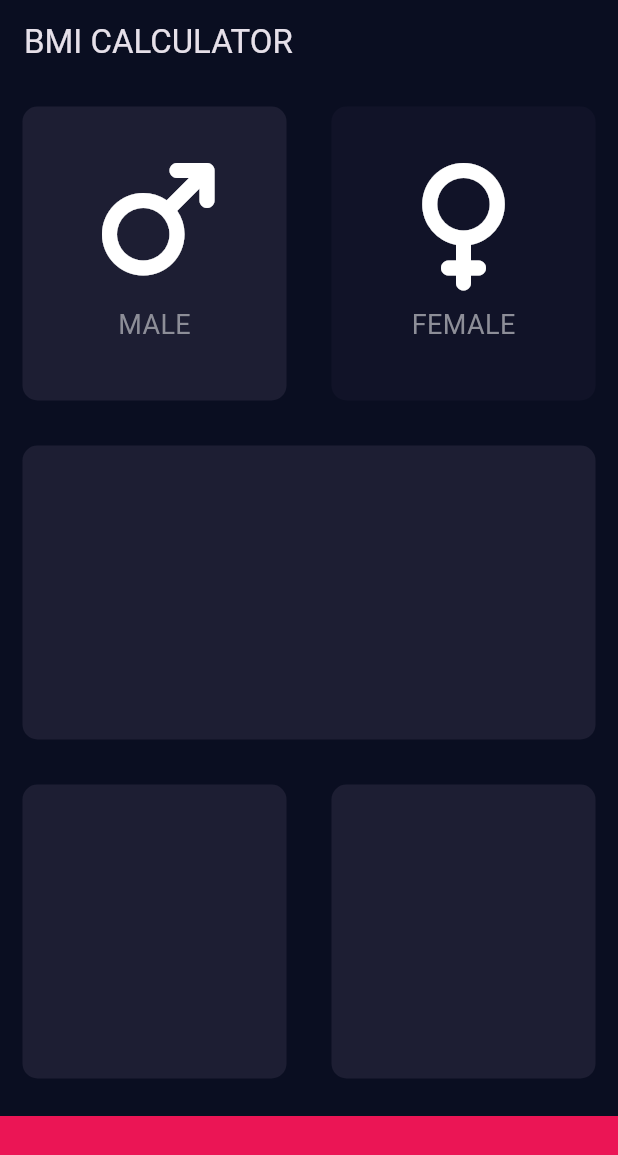
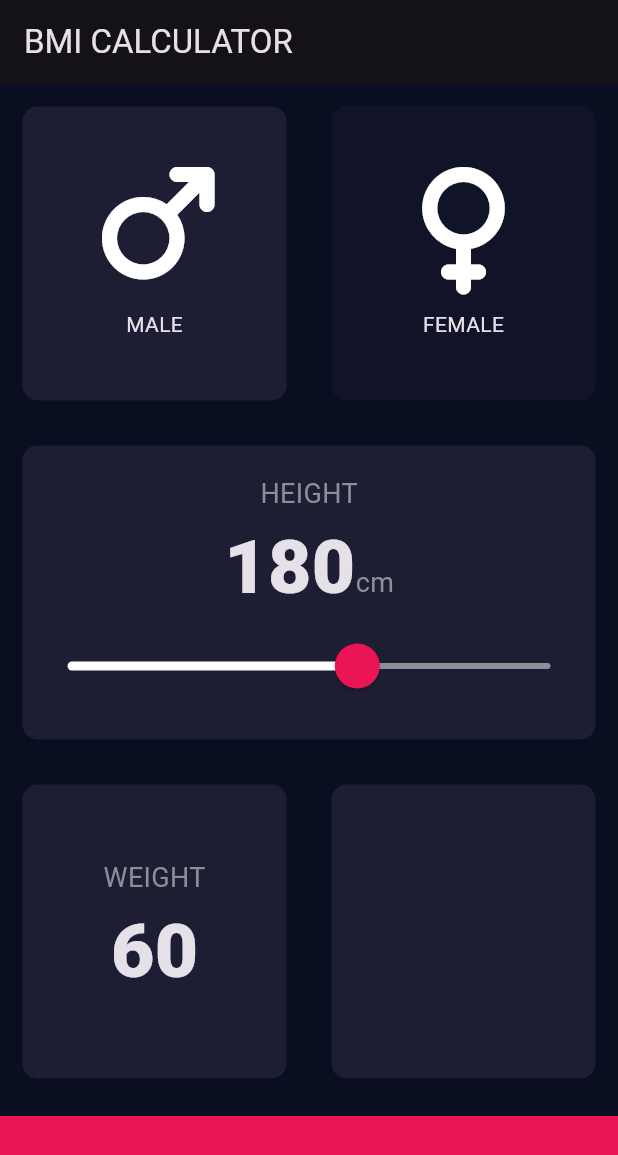
Before and after one commit to Arjav-07/BMI-Calculator, a Flutter app: the screen it shows after launch, after a tap on "MALE", on a phone screen of 412 x 824 dp. Shown: the top 1155 px of the screen. Run offline on Flutter 3.47's test engine with Material 3 defaults, Android fonts, the phone set to English and light mode, and no system bars; our stand-ins replace font_awesome_flutter.

Commit message:
SLIDER DONE

```diff
--- /dev/null
+++ b/lib/constants.dart
@@ -0,0 +1,17 @@
+import 'package:flutter/material.dart';
+
+
+Color kactivecardcolor = Color(0xFF1D1E33);
+Color kinactivecardcolor = Color(0xFF111328);
+Color kbottomcolor = Color(0xFFEB1555);
+double kbottomcontainerheight = 80.0;
+
+TextStyle klabelTextStyle = TextStyle(
+          fontSize: 18.0,
+          color: Color(0xFF8D8E98),
+        );
+
+TextStyle knumberTextStyle = TextStyle(
+          fontSize: 50.0,
+          fontWeight: FontWeight.w900,
+        );
--- a/lib/icon_widget.dart
+++ b/lib/icon_widget.dart
@@ -17,10 +17,7 @@ class IconWidget extends StatelessWidget {
       children: <Widget>[
         Icon(icon, size: 80.0,),
         SizedBox(height: 15.0,),
-        Text(label, style: TextStyle(
-          fontSize: 18.0,
-          color: Color(0xFF8D8E98),
-        ),)
+        Text(label, style: TextStyle())
       ]
     );
   }
--- a/lib/input_page.dart
+++ b/lib/input_page.dart
@@ -1,3 +1,4 @@
+import 'package:bmi_calculator/constants.dart';
 import 'package:bmi_calculator/icon_widget.dart';
 import 'package:bmi_calculator/reusablecard.dart';
 import 'package:flutter/material.dart';
@@ -7,35 +8,14 @@ class InputPage extends StatefulWidget {
   @override
   _InputPageState createState() => _InputPageState();
 }
-  Color activecardcolor = Color(0xFF1D1E33);
-  Color inactivecardcolor = Color(0xFF111328);
 
-enum Gender {
-  male,female,
-}
+enum Gender { male, female }
+
 class _InputPageState extends State<InputPage> {
-
-  Color maleCardColor = inactivecardcolor;
-  Color femaleCardColor = inactivecardcolor;
-
-  void updateColor(Gender selectedGender) {
-    if (selectedGender == Gender.male) {
-      if (maleCardColor == inactivecardcolor) {
-        maleCardColor = activecardcolor;
-        femaleCardColor = inactivecardcolor;
-      } else {
-        maleCardColor = inactivecardcolor;
-      }
-    }
-    if (selectedGender == Gender.female) {
-      if (femaleCardColor == inactivecardcolor) {
-        femaleCardColor = activecardcolor;
-        maleCardColor = inactivecardcolor;
-      } else {
-        femaleCardColor = inactivecardcolor;
-      }
-    }
-  }
+  Gender? selectedGender;
+  int height = 180;
+  int weight = 60;
+  int age = 20;
 
   @override
   Widget build(BuildContext context) {
@@ -48,57 +28,162 @@ class _InputPageState extends State<InputPage> {
             color: Theme.of(context).textTheme.bodyMedium?.color,
           ),
         ),
-        backgroundColor: Theme.of(context).primaryColor,
       ),
+
       body: Column(
+        crossAxisAlignment: CrossAxisAlignment.stretch,
+        children: <Widget>[
 
-        children: <Widget>[
+          // ------------------ GENDER ------------------
           Expanded(
             child: Row(
               children: <Widget>[
                 Expanded(
-
-                  child: GestureDetector(onTap: () {
+                  child: ReusableCard(
+                    onPress: () {
                       setState(() {
-                      updateColor(Gender.male);
+                        selectedGender = Gender.male;
                       });
                     },
-                    child: ReusableCard(color: maleCardColor,cardChild: IconWidget(icon: FontAwesomeIcons.mars, label: "MALE"),)),
-
+                    color: selectedGender == Gender.male
+                        ? kactivecardcolor
+                        : kinactivecardcolor,
+                    cardChild: IconWidget(
+                      icon: FontAwesomeIcons.mars,
+                      label: "MALE",
+                    ),
+                  ),
                 ),
                 Expanded(
-                  child: GestureDetector(onTap: () {
+                  child: ReusableCard(
+                    onPress: () {
                       setState(() {
-                      updateColor(Gender.female);
+                        selectedGender = Gender.female;
                       });
                     },
-                    child: ReusableCard(color: femaleCardColor,cardChild:
-                    IconWidget(icon: FontAwesomeIcons.venus, label: "FEMALE"),
+                    color: selectedGender == Gender.female
+                        ? kactivecardcolor
+                        : kinactivecardcolor,
+                    cardChild: IconWidget(
+                      icon: FontAwesomeIcons.venus,
+                      label: "FEMALE",
                     ),
                   ),
                 ),
               ],
             ),
           ),
-          Expanded(child: ReusableCard( color: activecardcolor, cardChild: SizedBox(),),),
-          Expanded(child: Row(
+
+          // ------------------ HEIGHT ------------------
+          Expanded(
+            child: ReusableCard(
+              color: kactivecardcolor,
+              cardChild: Column(
+                mainAxisAlignment: MainAxisAlignment.center,
                 children: <Widget>[
-              Expanded(
-                child: ReusableCard(color: activecardcolor, cardChild: SizedBox(),)
+                  Text(
+                    'HEIGHT',
+                    style: klabelTextStyle,
                   ),
-              Expanded(
-                child: ReusableCard(color: activecardcolor, cardChild: SizedBox(),),
+                  Row(
+                    mainAxisAlignment: MainAxisAlignment.center,
+                    crossAxisAlignment: CrossAxisAlignment.baseline,
+                    textBaseline: TextBaseline.alphabetic,
+                    children: <Widget>[
+                      Text(
+                        height.toString(),
+                        style: knumberTextStyle,
+                      ),
+                      Text(
+                        'cm',
+                        style: klabelTextStyle,
                       ),
                     ],
-          ),),
+                  ),
+                  SliderTheme(
+                    data: SliderTheme.of(context).copyWith(
+                       activeTrackColor: Colors.white,
+                       inactiveTrackColor: Color(0xFF8D8E98),
+                      thumbColor: Color(0xFFEB1555),
+                      overlayColor: Color(0x29EB1555),
+                      thumbShape:
+                          RoundSliderThumbShape(enabledThumbRadius: 15.0),
+                      overlayShape:
+                          RoundSliderOverlayShape(overlayRadius: 30.0),
+
+
+                    ),
+                    child: Slider(
+                      value: height.toDouble(),
+                      max: 220,
+                      min: 120,
+                      onChanged: (double newValue) {
+                        setState(() {
+                          height = newValue.round();
+                        });
+                      },
+                    ),
+                  ),
+                ],
+              ),
+              onPress: () {},
+            ),
+          ),
+
+          // ------------------ WEIGHT & AGE ------------------
+          Expanded(
+            child: Row(
+              children: <Widget>[
+                // ------- WEIGHT -------
+                Expanded(
+                  child: ReusableCard(
+                    color: kactivecardcolor,
+                    cardChild: Column(
+                      mainAxisAlignment: MainAxisAlignment.center,
+                      children: <Widget>[
+                        Text(
+                          'WEIGHT',
+                          style: klabelTextStyle,
+                        ),
+                        Text(weight.toString(), style: knumberTextStyle,),
+                      ],
+                    ),
+                    onPress: () {},
+                  ),
+                ),
+
+                // ------- AGE -------
+                Expanded(
+                  child: ReusableCard(
+                    color: kactivecardcolor,
+                    cardChild: Column(),
+                    onPress: () {},
+                  ),
+                ),
+              ],
+            ),
+          ),
+
+          // ------------------ CALCULATE BUTTON ------------------
           Container(
-            color: Color(0xFFEB1555),
+            color: kbottomcolor,
             margin: EdgeInsets.only(top: 10.0),
             width: double.infinity,
-            height: 80.0,
-          )
+            height: kbottomcontainerheight,
+
+          ),
         ],
       ),
     );
   }
 }
+
+class RoundedIconButton extends StatelessWidget {
+  const RoundedIconButton
+({super.key});
+
+  @override
+  Widget build(BuildContext context) {
+    return const Placeholder();
+  }
+}
--- a/lib/main.dart
+++ b/lib/main.dart
@@ -12,6 +12,7 @@ class BMICalculator extends StatelessWidget {
         primaryColor: Color(0xFF0A0E21),
         scaffoldBackgroundColor: Color(0xFF0A0E21),
 
+
       ),
       home: InputPage(),
     );
--- a/lib/reusablecard.dart
+++ b/lib/reusablecard.dart
@@ -1,20 +1,28 @@
 import 'package:flutter/material.dart';
 
 class ReusableCard extends StatelessWidget {
-  ReusableCard({required this.color, required this.cardChild});
+  ReusableCard({
+    required this.color,
+    required this.cardChild,
+    required this.onPress,
+  });
 
   final Color color;
   final Widget cardChild;
+  final VoidCallback onPress;
+
   @override
   Widget build(BuildContext context) {
-
-    return Container(
-      child: cardChild,
-      margin: EdgeInsets.all(15.0),
-      alignment: Alignment.center,
-      decoration: BoxDecoration(
-        borderRadius: BorderRadius.circular(10.0),
-        color: color,
+    return GestureDetector(
+      onTap: onPress,   // <-- FIXED: removed ()
+      child: Container(
+        margin: EdgeInsets.all(15.0),
+        alignment: Alignment.center,
+        decoration: BoxDecoration(
+          borderRadius: BorderRadius.circular(10.0),
+          color: color,
+        ),
+        child: cardChild,
       ),
     );
   }
```
Lines whose indentation alone changed are shown as unchanged.
